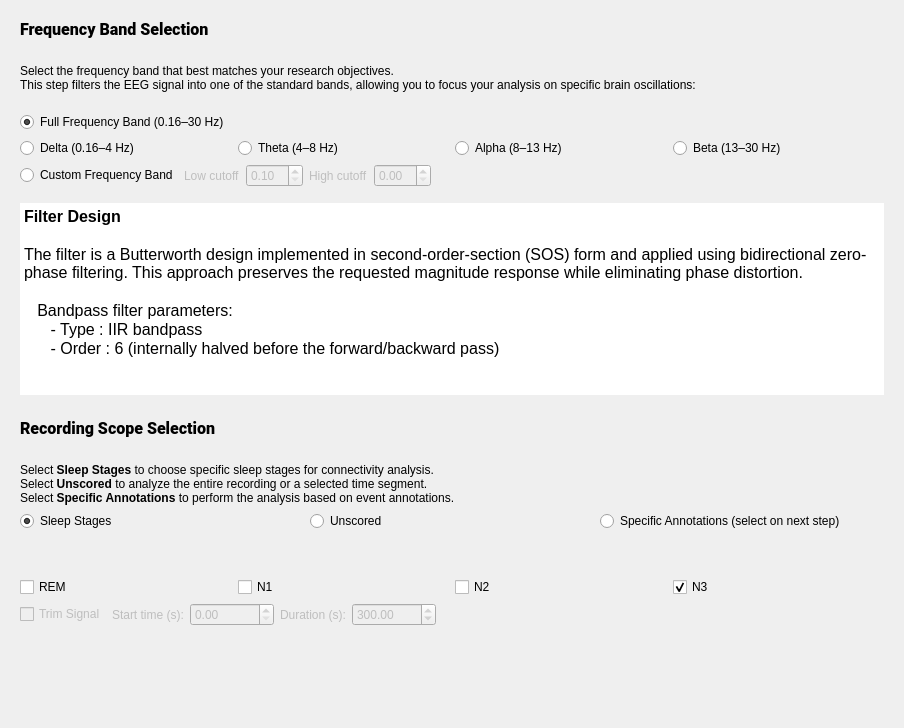
This is tools/CEAMSTools/AnalyzeEEGConnectivity/FilterStep/Ui_FilterStep.ui in SnoozToolbox/snooz-package-ceams as Qt 5 draws it before an edit. The edited form follows.
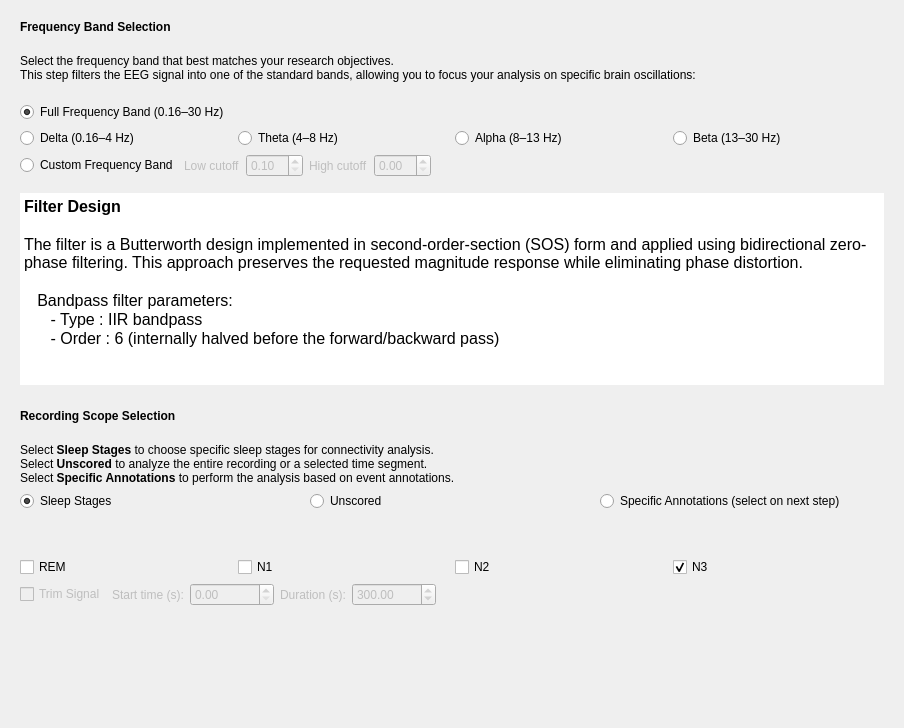
This is the edited form.

Commit message: Font step 4: forms without fonts of their own, look kept

```diff
--- a/tools/CEAMSTools/AnalyzeEEGConnectivity/FilterStep/Ui_FilterStep.ui
+++ b/tools/CEAMSTools/AnalyzeEEGConnectivity/FilterStep/Ui_FilterStep.ui
@@ -13,9 +13,6 @@
   <property name="windowTitle">
    <string/>
   </property>
-  <property name="styleSheet">
-   <string notr="true">font: 12pt &quot;Roboto&quot;;</string>
-  </property>
   <layout class="QVBoxLayout" name="verticalLayout_5">
    <item>
     <widget class="QFrame" name="frame">
@@ -30,8 +27,6 @@
        <widget class="QLabel" name="label_4">
         <property name="font">
          <font>
-          <family>Roboto</family>
-          <pointsize>12</pointsize>
           <italic>false</italic>
           <bold>false</bold>
          </font>
@@ -216,7 +211,7 @@
 hr { height: 1px; border-width: 0; }
 li.unchecked::marker { content: &quot;\2610&quot;; }
 li.checked::marker { content: &quot;\2612&quot;; }
-&lt;/style&gt;&lt;/head&gt;&lt;body style=&quot; font-family:'Roboto'; font-size:12pt; font-weight:400; font-style:normal;&quot;&gt;
+&lt;/style&gt;&lt;/head&gt;&lt;body style=&quot; font-size:12pt; font-weight:400; font-style:normal;&quot;&gt;
 &lt;p style=&quot; margin-top:0px; margin-bottom:0px; margin-left:0px; margin-right:0px; -qt-block-indent:0; text-indent:0px;&quot;&gt;&lt;span style=&quot; font-weight:700;&quot;&gt;Filter Design&lt;/span&gt;&lt;/p&gt;
 &lt;p style=&quot;-qt-paragraph-type:empty; margin-top:0px; margin-bottom:0px; margin-left:0px; margin-right:0px; -qt-block-indent:0; text-indent:0px; font-weight:700;&quot;&gt;&lt;br /&gt;&lt;/p&gt;
 &lt;p style=&quot; margin-top:0px; margin-bottom:0px; margin-left:0px; margin-right:0px; -qt-block-indent:0; text-indent:0px;&quot;&gt;The filter is a Butterworth design implemented in second-order-section (SOS) form and applied using bidirectional zero-phase filtering. This approach preserves the requested magnitude response while eliminating phase distortion.&lt;/p&gt;
@@ -243,8 +238,6 @@
        <widget class="QLabel" name="label_3">
         <property name="font">
          <font>
-          <family>Roboto</family>
-          <pointsize>12</pointsize>
           <italic>false</italic>
           <bold>false</bold>
          </font>
```
The commit also changes 427 other files.
